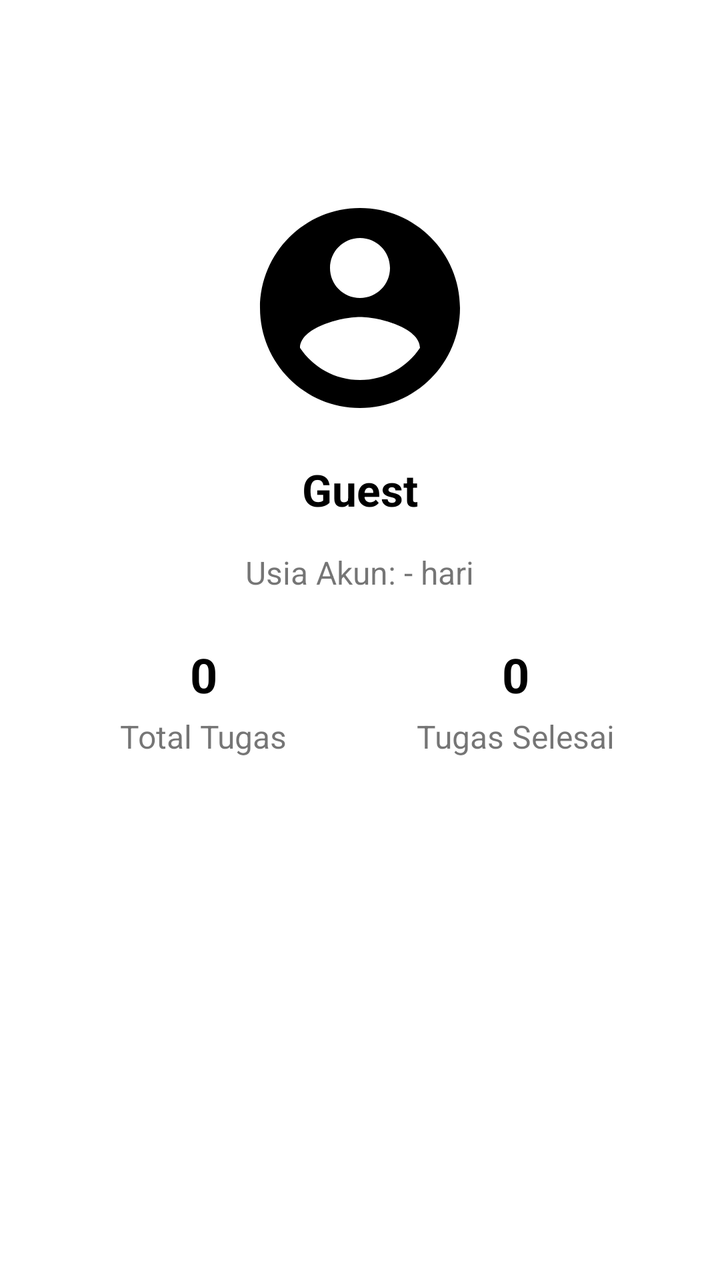
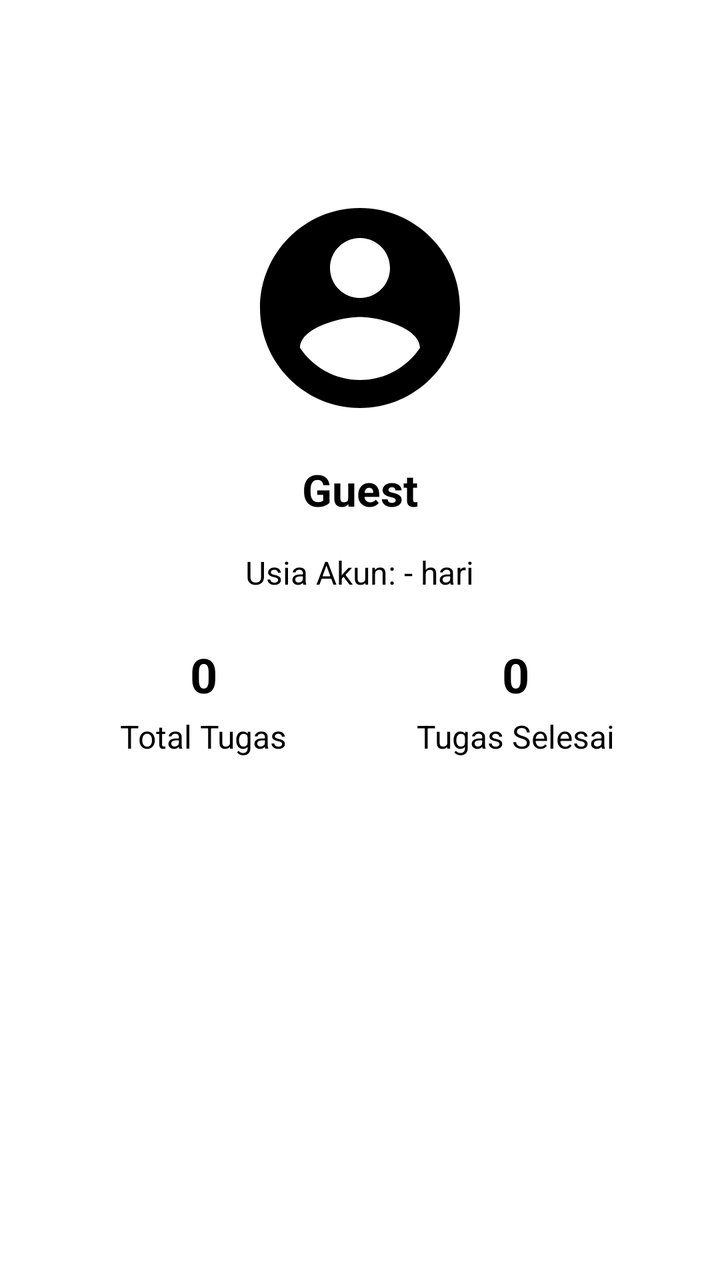

The first picture is an Android layout as it rendered before a commit; the second is the same layout after the commit. The layout source and the unified diff follow.
<!-- AndroidManifest.xml: application theme Theme.ProjectMAPGroup7 -->
<!-- res/layout/fragment_account.xml -->
<?xml version="1.0" encoding="utf-8"?>
<ScrollView xmlns:android="http://schemas.android.com/apk/res/android"
    xmlns:tools="http://schemas.android.com/tools"
    android:layout_width="match_parent"
    android:layout_height="match_parent"
    android:padding="24dp"
    android:background="#FFFFFF"
    tools:context=".ui.account.AccountFragment">

    <LinearLayout
        android:layout_width="match_parent"
        android:layout_height="wrap_content"
        android:orientation="vertical"
        android:gravity="center_horizontal">

        
        <ImageView
            android:id="@+id/imageProfile"
            android:layout_width="120dp"
            android:layout_height="120dp"
            android:layout_marginTop="70dp"
            android:layout_marginBottom="16dp"
            android:src="@drawable/ic_account_"
            android:scaleType="centerCrop"
            android:background="@drawable/circle_background" />

        
        <TextView
            android:id="@+id/tvUsername"
            android:layout_width="wrap_content"
            android:layout_height="wrap_content"
            android:text="Guest"
            android:textSize="22sp"
            android:textStyle="bold"
            android:textColor="#000000"
            android:layout_marginBottom="16dp" />

        
        <TextView
            android:id="@+id/tvAccountAge"
            android:layout_width="wrap_content"
            android:layout_height="wrap_content"
            android:text="Usia Akun: - hari"
            android:textSize="16sp"
            android:layout_marginBottom="24dp" />

        
        <LinearLayout
            android:layout_width="match_parent"
            android:layout_height="wrap_content"
            android:orientation="horizontal"
            android:gravity="center"
            android:weightSum="2">

            <LinearLayout
                android:layout_width="0dp"
                android:layout_weight="1"
                android:layout_height="wrap_content"
                android:orientation="vertical"
                android:gravity="center">

                <TextView
                    android:id="@+id/tvTotalTasks"
                    android:text="0"
                    android:textSize="24sp"
                    android:textStyle="bold"
                    android:textColor="#000000"
                    android:layout_marginBottom="4dp"
                    android:layout_height="wrap_content"
                    android:layout_width="wrap_content" />

                <TextView
                    android:text="Total Tugas"
                    android:textSize="16sp"
                    android:layout_height="wrap_content"
                    android:layout_width="wrap_content"/>
            </LinearLayout>

            <LinearLayout
                android:layout_width="0dp"
                android:layout_weight="1"
                android:layout_height="wrap_content"
                android:orientation="vertical"
                android:gravity="center">

                <TextView
                    android:id="@+id/tvCompletedTasks"
                    android:text="0"
                    android:textSize="24sp"
                    android:textStyle="bold"
                    android:textColor="#000000"
                    android:layout_marginBottom="4dp"
                    android:layout_height="wrap_content"
                    android:layout_width="wrap_content" />

                <TextView
                    android:text="Tugas Selesai"
                    android:textSize="16sp"
                    android:layout_height="wrap_content"
                    android:layout_width="wrap_content" />
            </LinearLayout>
        </LinearLayout>

    </LinearLayout>
</ScrollView>
<!-- resources referenced by this layout -->
<resources>
  <!-- drawable circle_background (drawable) -->
  <shape xmlns:android="http://schemas.android.com/apk/res/android"
      android:shape="oval">
      <solid android:color="#FFFFFF" />
      <size android:width="100dp" android:height="100dp" />
  </shape>
  <!-- drawable ic_account_ (drawable) -->
  <vector xmlns:android="http://schemas.android.com/apk/res/android" android:height="24dp" android:tint="?attr/colorOnSurface" android:viewportHeight="24" android:viewportWidth="24" android:width="24dp">
        
      <path android:fillColor="@android:color/white" android:pathData="M12,2C6.48,2 2,6.48 2,12s4.48,10 10,10 10,-4.48 10,-10S17.52,2 12,2zM12,5c1.66,0 3,1.34 3,3s-1.34,3 -3,3 -3,-1.34 -3,-3 1.34,-3 3,-3zM12,19.2c-2.5,0 -4.71,-1.28 -6,-3.22 0.03,-1.99 4,-3.08 6,-3.08 1.99,0 5.97,1.09 6,3.08 -1.29,1.94 -3.5,3.22 -6,3.22z"/>
      
  </vector>
  <style name="Theme.ProjectMAPGroup7" parent="Theme.MaterialComponents.DayNight.DarkActionBar">
          
          <item name="colorPrimary">@color/blue</item>
          <item name="colorPrimaryVariant">@color/purple_700</item>
          <item name="colorOnPrimary">@color/white</item>
          
          <item name="colorSecondary">@color/teal_200</item>
          <item name="colorSecondaryVariant">@color/teal_700</item>
          <item name="colorOnSecondary">@color/black</item>
          
          <item name="android:statusBarColor">?attr/colorPrimaryVariant</item>
          
      </style>
  <color name="blue">#1E88E5</color>
  <color name="purple_700">#FF3700B3</color>
  <color name="white">#FFFFFFFF</color>
  <color name="teal_200">#FF03DAC5</color>
  <color name="teal_700">#FF018786</color>
  <color name="black">#FF000000</color>
</resources>

<!-- the commit's change to res/layout/fragment_account.xml (unified diff, before → after) -->
@@ -4,7 +4,7 @@
     android:layout_width="match_parent"
     android:layout_height="match_parent"
     android:padding="24dp"
-    android:background="#FFFFFF"
+    android:background="?attr/colorSurface"
     tools:context=".ui.account.AccountFragment">
 
     <LinearLayout
@@ -32,7 +32,7 @@
             android:text="Guest"
             android:textSize="22sp"
             android:textStyle="bold"
-            android:textColor="#000000"
+            android:textColor="?attr/colorOnSurface"
             android:layout_marginBottom="16dp" />
 
         
@@ -42,6 +42,7 @@
             android:layout_height="wrap_content"
             android:text="Usia Akun: - hari"
             android:textSize="16sp"
+            android:textColor="?attr/colorOnSurface"
             android:layout_marginBottom="24dp" />
 
         
@@ -64,7 +65,7 @@
                     android:text="0"
                     android:textSize="24sp"
                     android:textStyle="bold"
-                    android:textColor="#000000"
+                    android:textColor="?attr/colorOnSurface"
                     android:layout_marginBottom="4dp"
                     android:layout_height="wrap_content"
                     android:layout_width="wrap_content" />
@@ -72,6 +73,7 @@
                 <TextView
                     android:text="Total Tugas"
                     android:textSize="16sp"
+                    android:textColor="?attr/colorOnSurface"
                     android:layout_height="wrap_content"
                     android:layout_width="wrap_content"/>
             </LinearLayout>
@@ -88,7 +90,7 @@
                     android:text="0"
                     android:textSize="24sp"
                     android:textStyle="bold"
-                    android:textColor="#000000"
+                    android:textColor="?attr/colorOnSurface"
                     android:layout_marginBottom="4dp"
                     android:layout_height="wrap_content"
                     android:layout_width="wrap_content" />
@@ -96,6 +98,7 @@
                 <TextView
                     android:text="Tugas Selesai"
                     android:textSize="16sp"
+                    android:textColor="?attr/colorOnSurface"
                     android:layout_height="wrap_content"
                     android:layout_width="wrap_content" />
             </LinearLayout>
<!-- resource entries referenced after the edit -->
@@ -3,7 +3,7 @@
   <!-- drawable circle_background (drawable) -->
   <shape xmlns:android="http://schemas.android.com/apk/res/android"
       android:shape="oval">
-      <solid android:color="#FFFFFF" />
+      <solid android:color="?attr/colorSurface" />
       <size android:width="100dp" android:height="100dp" />
   </shape>
   <!-- drawable ic_account_ (drawable) -->
@@ -17,6 +17,9 @@
           <item name="colorPrimary">@color/blue</item>
           <item name="colorPrimaryVariant">@color/purple_700</item>
           <item name="colorOnPrimary">@color/white</item>
+          <item name="colorOutline">#E0E0E0</item>
+          <item name="colorSurfaceVariant">#EEEEEE</item>
+  
           
           <item name="colorSecondary">@color/teal_200</item>
           <item name="colorSecondaryVariant">@color/teal_700</item>
